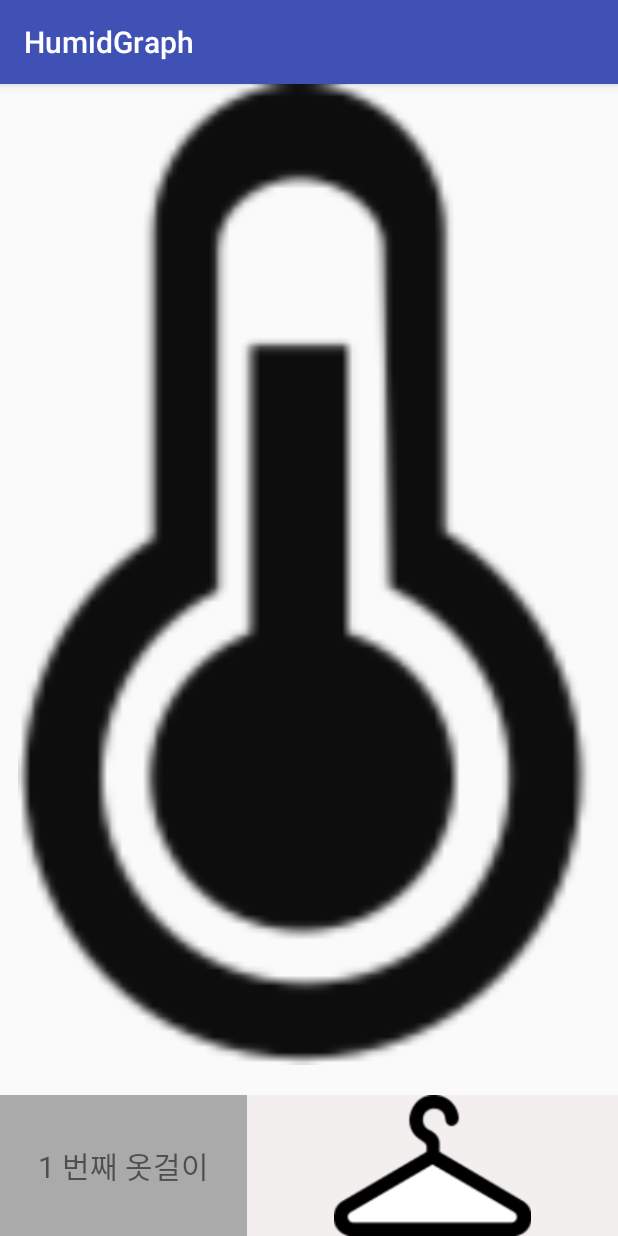
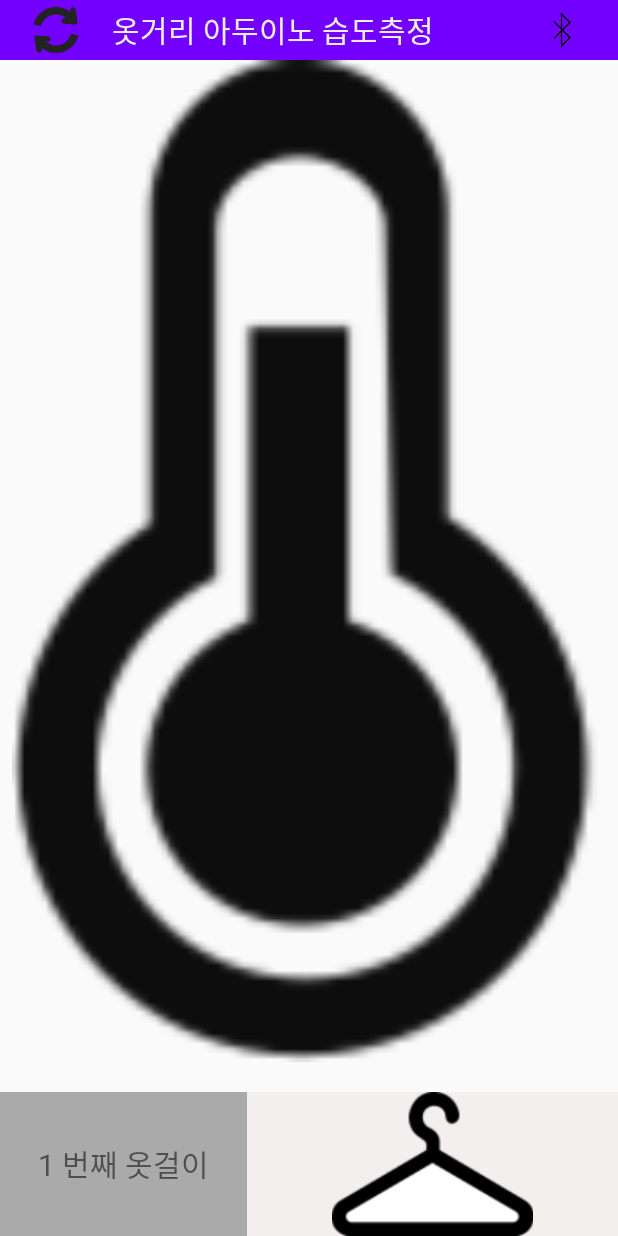
Before and after one commit to ksh4500/humid, an Android app: the screen it shows after launch (GalleryScroll), on a phone screen of 412 x 824 dp. Run offline under Robolectric (Android 15) with nearby library versions, the phone set to English and light mode, and no system bars.

Commit message:
블루투스 이미지 추가

```diff
--- a/HumidGraph/app/src/main/java/com/sds/study/humidgraph/GalleryScroll.java
+++ b/HumidGraph/app/src/main/java/com/sds/study/humidgraph/GalleryScroll.java
@@ -61,6 +61,15 @@ public class GalleryScroll extends AppCompatActivity {
                 iv.setImageResource(img[position]);
             }
         });
+        ImageView bluetooth=(ImageView)findViewById(R.id.bluetooth);
 
+        bluetooth.setOnClickListener(new View.OnClickListener() {
+            @Override
+            public void onClick(View view) {
+                Toast.makeText(getApplicationContext(),"블루투스 리스트 화면으로 이동",Toast.LENGTH_SHORT).show();
+            }
+        });
     }
+
+
 }
--- a/HumidGraph/app/src/main/res/layout/gallery_main.xml
+++ b/HumidGraph/app/src/main/res/layout/gallery_main.xml
@@ -7,6 +7,39 @@
     android:orientation="vertical"
     tools:context="com.sds.study.humidgraph.GalleryScroll">
 
+    <LinearLayout
+        android:layout_width="match_parent"
+        android:layout_height="40dp"
+        android:background="#7300ff">
+
+        <ImageView
+            android:id="@+id/refresh"
+            android:src="@drawable/refresh"
+            android:layout_weight="2"
+            android:layout_width="0dp"
+            android:layout_height="wrap_content"
+            />
+
+        <TextView
+            android:layout_gravity="center_vertical"
+            android:layout_weight="7"
+            android:layout_width="0dp"
+            android:textSize="20dp"
+            android:layout_height="wrap_content"
+            android:textColor="#f0efeb"
+            android:text="옷거리 아두이노 습도측정"/>
+
+        <ImageView
+            android:id="@+id/bluetooth"
+            android:src="@drawable/bluetooth"
+            android:textColor="#f0efeb"
+            android:layout_gravity="center_vertical"
+            android:text="확인"
+            android:layout_weight="2"
+            android:layout_width="0dp"
+            android:layout_height="25dp" />
+
+    </LinearLayout>
 
     <ImageView
         android:id="@+id/img01"
--- a/HumidGraph/app/src/main/res/values/styles.xml
+++ b/HumidGraph/app/src/main/res/values/styles.xml
@@ -1,7 +1,7 @@
 <resources>
 
     <!-- Base application theme. -->
-    <style name="AppTheme" parent="Theme.AppCompat.Light.DarkActionBar">
+    <style name="AppTheme" parent="Theme.AppCompat.Light.NoActionBar">
         <!-- Customize your theme here. -->
         <item name="colorPrimary">@color/colorPrimary</item>
         <item name="colorPrimaryDark">@color/colorPrimaryDark</item>
```
Also changed, not shown: HumidGraph/app/src/main/res/drawable/bluetooth.png (added), HumidGraph/app/src/main/res/drawable/refresh.png (added).
